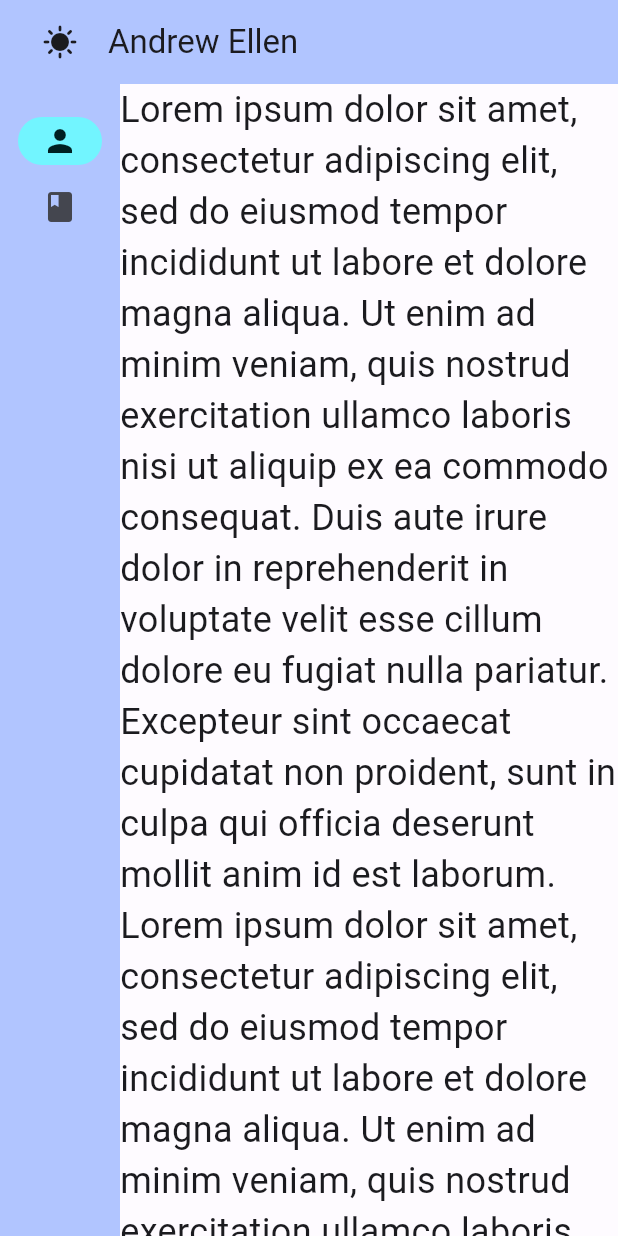
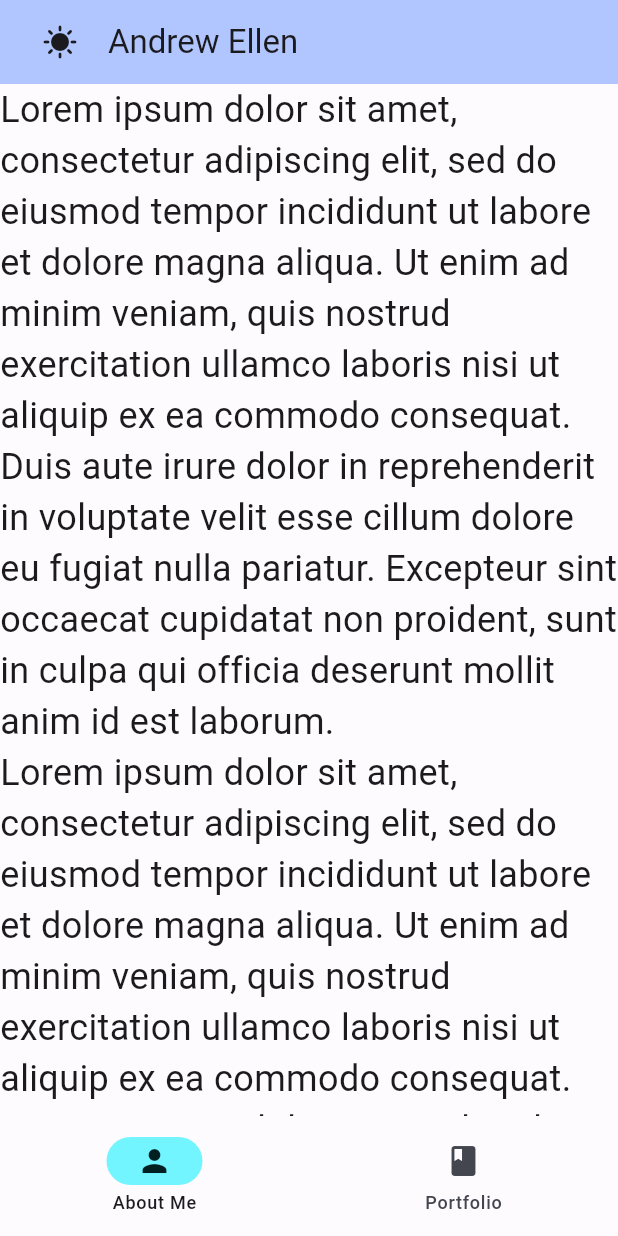
Before and after one commit to AndrewEllen/flutter_portfolio_website, a Flutter app: the screen it shows after launch, after a tap on the "sunny" icon, on a phone screen of 412 x 824 dp. Run offline on Flutter 3.47's test engine with Material 3 defaults, Android fonts, the phone set to English and light mode, and no system bars.

Commit message:
Added reactive design for mobile devices that uses a navbar

```diff
--- a/lib/main.dart
+++ b/lib/main.dart
@@ -48,14 +48,57 @@
   Widget build(BuildContext context) {
 
     var shortestSide = MediaQuery.of(context).size.shortestSide;
+    bool _desktopMode = shortestSide >= 600;
     print(shortestSide);
+    print(_desktopMode);
 
 
     return Scaffold(
       appBar: CustomAppBar(scrollController: scrollController, title: "Andrew Ellen",),
+      bottomNavigationBar: !_desktopMode ? ClipRRect(
+        child: Row(
+          children: [
+
+            AnimatedSwitcher(
+              duration: const Duration(milliseconds: 250),
+              transitionBuilder: (Widget child, Animation<double> animation) {
+                return SlideTransition(
+                  position: Tween(
+                    begin: Offset(0.0, -1.2),
+                    end: Offset(0.0, 0.0),
+                  ).animate(animation),
+                  child: child,
+                );
+              },
+              child: context.watch<ThemeProvider>().isScrolled ? IconButton(
+                onPressed: () => context.read<ThemeProvider>().changeThemeMode(),
+                icon: const Icon(Icons.sunny),
+              ) : null,
+            ),
+
+            Expanded(
+              child: NavigationBar(
+
+
+                destinations: const [
+                  NavigationDestination(
+                    icon: Icon(Icons.person),
+                    label: "About Me",
+                  ),
+                  NavigationDestination(
+                    icon: Icon(Icons.book),
+                    label: "Portfolio",
+                  ),
+                ],
+                selectedIndex: 0,
+              ),
+            ),
+          ],
+        ),
+      ) : const SizedBox.shrink(),
       body: Row(
         children: [
-          NavigationRail(
+          _desktopMode ? NavigationRail(
             backgroundColor: Theme.of(context).colorScheme.inversePrimary,
               leading: AnimatedSwitcher(
                 duration: const Duration(milliseconds: 250),
@@ -84,11 +127,11 @@
                 ),
               ],
               selectedIndex: 0,
-          ),
+          ) : const SizedBox.shrink(),
 
           Expanded(
             child: Column(
-              mainAxisSize: MainAxisSize.max,
+              //mainAxisSize: MainAxisSize.max,
               children: [
 
                 Expanded(
```
